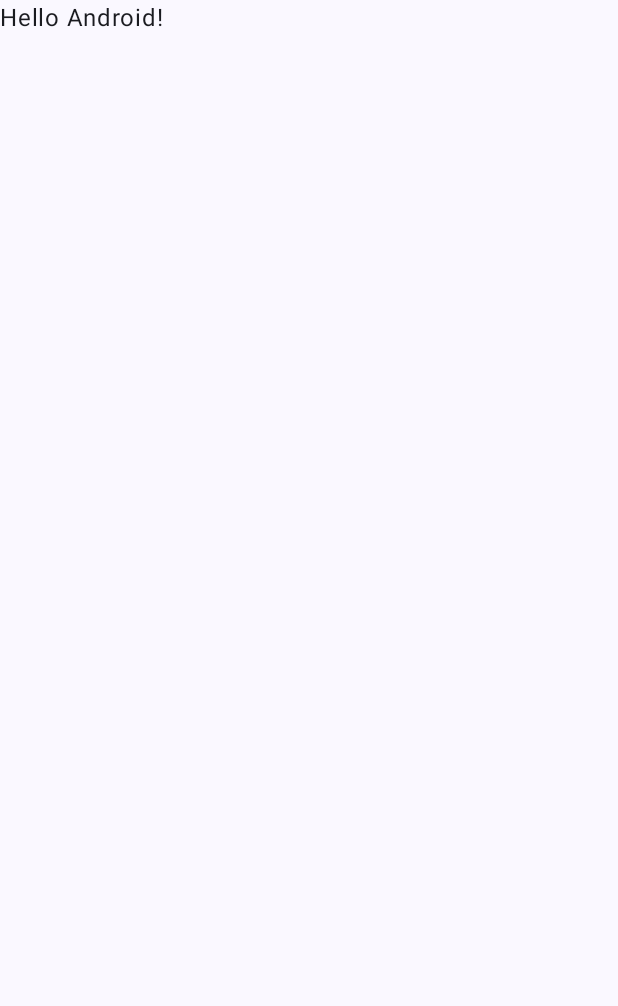
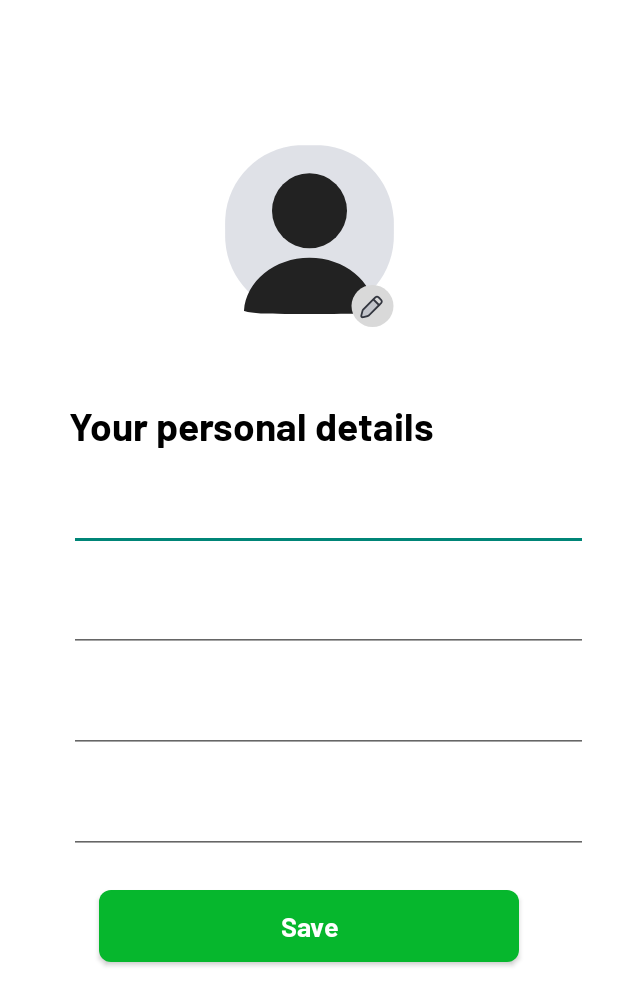
Before and after one commit to robertbusaru/YouthBuddyApp, an Android app built with Jetpack Compose: the screen it shows after launch (MainActivity before the commit, PersonalDetailsActivity after it), on a phone screen of 412 x 824 dp. Before the commit the part shown is almost empty. Shown: the top 1006 px of the screen. Run offline under Robolectric (Android 15) with nearby library versions, the phone set to English and light mode, and no system bars.

Commit message:
personal details screen

```diff
--- /dev/null
+++ b/app/src/main/java/com/example/youthbuddyapp/PersonalDetailsActivity.kt
@@ -0,0 +1,11 @@
+package com.example.youthbuddyapp
+
+import androidx.appcompat.app.AppCompatActivity
+import android.os.Bundle
+
+class PersonalDetailsActivity : AppCompatActivity() {
+    override fun onCreate(savedInstanceState: Bundle?) {
+        super.onCreate(savedInstanceState)
+        setContentView(R.layout.activity_personal_details)
+    }
+}
--- /dev/null
+++ b/app/src/main/res/drawable/green_button.xml
@@ -0,0 +1,15 @@
+<?xml version="1.0" encoding="utf-8" ?>
+<selector xmlns:android="http://schemas.android.com/apk/res/android">
+    <item android:state_pressed="true">
+        <shape android:shape="rectangle">
+            <solid android:color="@color/green_button" />
+            <corners android:radius="@dimen/corner_radius" />
+        </shape>
+    </item>
+    <item>
+        <shape android:shape="rectangle">
+            <solid android:color="@color/green_button" />
+            <corners android:radius="@dimen/corner_radius" />
+        </shape>
+    </item>
+</selector>
--- /dev/null
+++ b/app/src/main/res/drawable/user_cicrle_duotone.xml
@@ -0,0 +1,43 @@
+<vector xmlns:android="http://schemas.android.com/apk/res/android"
+    android:width="150dp"
+    android:height="150dp"
+    android:viewportWidth="150"
+    android:viewportHeight="150">
+  <path
+      android:pathData="M0,0h150v150h-150z"
+      android:fillColor="#ffffff"/>
+  <path
+      android:pathData="M-1290,-290h12929v4415h-12929z"
+      android:fillColor="#BEFF6C"/>
+  <path
+      android:pathData="M-131,-79h412v732h-412z"
+      android:fillColor="#ffffff"/>
+  <path
+      android:pathData="M18.75,75C18.75,71.05 18.75,69.08 18.86,67.41C20.53,41.32 41.32,20.53 67.41,18.86C69.08,18.75 71.05,18.75 75,18.75C78.95,18.75 80.92,18.75 82.59,18.86C108.68,20.53 129.47,41.32 131.14,67.41C131.25,69.08 131.25,71.05 131.25,75C131.25,78.95 131.25,80.92 131.14,82.59C129.47,108.68 108.68,129.47 82.59,131.14C80.92,131.25 78.95,131.25 75,131.25C71.05,131.25 69.08,131.25 67.41,131.14C41.32,129.47 20.53,108.68 18.86,82.59C18.75,80.92 18.75,78.95 18.75,75Z"
+      android:fillColor="#7E869E"
+      android:fillAlpha="0.25"/>
+  <path
+      android:pathData="M75,62.5m-25,0a25,25 0,1 1,50 0a25,25 0,1 1,-50 0"
+      android:fillColor="#222222"/>
+  <path
+      android:pathData="M118.68,129.15C118.69,129.26 118.62,129.37 118.51,129.4C112.57,131.25 104.1,131.25 91.25,131.25H58.75C45.91,131.25 37.44,131.25 31.49,129.4C31.38,129.37 31.31,129.26 31.32,129.15C32.59,109.41 51.66,93.75 75,93.75C98.34,93.75 117.41,109.41 118.68,129.15Z"
+      android:fillColor="#222222"
+      android:fillType="evenOdd"/>
+  <path
+      android:pathData="M117,126m-14,0a14,14 0,1 1,28 0a14,14 0,1 1,-28 0"
+      android:fillColor="#D9D9D9"/>
+  <path
+      android:pathData="M117.5,121.5L110.93,128.07C110.72,128.28 110.61,128.39 110.54,128.52C110.47,128.65 110.44,128.8 110.38,129.09L109.65,132.76C109.58,133.1 109.55,133.26 109.64,133.36C109.74,133.45 109.9,133.42 110.24,133.35L113.91,132.62C114.2,132.56 114.35,132.53 114.48,132.46C114.61,132.39 114.72,132.28 114.93,132.07L121.5,125.5L117.5,121.5Z"
+      android:fillColor="#7E869E"
+      android:fillAlpha="0.25"/>
+  <path
+      android:pathData="M110.95,133.38L110.95,133.38L110.98,133.37L110.98,133.37L113.61,132.72C113.62,132.71 113.64,132.71 113.66,132.7C113.88,132.65 114.09,132.6 114.28,132.49C114.47,132.38 114.62,132.23 114.78,132.07C114.79,132.06 114.8,132.04 114.82,132.03L122.01,124.84L122.01,124.84L122.04,124.81C122.35,124.5 122.62,124.23 122.81,123.98C123.02,123.71 123.19,123.39 123.19,123C123.19,122.61 123.02,122.29 122.81,122.02C122.62,121.77 122.35,121.5 122.04,121.19L122.01,121.16L121.84,120.99L121.81,120.96C121.5,120.65 121.23,120.38 120.98,120.19C120.71,119.98 120.39,119.81 120,119.81C119.61,119.81 119.29,119.98 119.02,120.19C118.77,120.38 118.5,120.65 118.19,120.96L118.16,120.99L110.97,128.18C110.96,128.2 110.94,128.21 110.93,128.22C110.77,128.38 110.62,128.53 110.51,128.72C110.4,128.91 110.35,129.13 110.3,129.34C110.29,129.36 110.29,129.38 110.28,129.39L109.62,132.05C109.62,132.06 109.61,132.07 109.61,132.07C109.57,132.23 109.53,132.4 109.52,132.55C109.5,132.72 109.5,133.02 109.74,133.26C109.98,133.5 110.28,133.5 110.45,133.48C110.6,133.47 110.77,133.43 110.93,133.39C110.93,133.38 110.94,133.38 110.95,133.38Z"
+      android:strokeWidth="1.2"
+      android:fillColor="#00000000"
+      android:strokeColor="#33363F"/>
+  <path
+      android:pathData="M117.5,121.5L121.5,125.5"
+      android:strokeWidth="1.2"
+      android:fillColor="#00000000"
+      android:strokeColor="#33363F"/>
+</vector>
--- /dev/null
+++ b/app/src/main/res/layout/activity_personal_details.xml
@@ -0,0 +1,115 @@
+<?xml version="1.0" encoding="utf-8"?>
+<androidx.constraintlayout.widget.ConstraintLayout xmlns:android="http://schemas.android.com/apk/res/android"
+    xmlns:app="http://schemas.android.com/apk/res-auto"
+    xmlns:tools="http://schemas.android.com/tools"
+    android:layout_width="match_parent"
+    android:layout_height="match_parent"
+    android:background="@color/white"
+    tools:context=".PersonalDetailsActivity">
+
+    <ImageView
+        android:id="@+id/imageView"
+        android:layout_width="wrap_content"
+        android:layout_height="wrap_content"
+        android:layout_marginTop="78dp"
+        app:layout_constraintEnd_toEndOf="parent"
+        app:layout_constraintStart_toStartOf="parent"
+        app:layout_constraintTop_toTopOf="parent"
+        app:srcCompat="@drawable/user_cicrle_duotone"
+        android:contentDescription="@string/profile_image" />
+
+    <TextView
+        android:id="@+id/textView"
+        style="@style/BoldTitle"
+        android:layout_width="wrap_content"
+        android:layout_height="wrap_content"
+        android:layout_marginStart="46dp"
+        android:layout_marginTop="37dp"
+        android:text="@string/your_personal_details"
+        app:layout_constraintStart_toStartOf="parent"
+        app:layout_constraintTop_toBottomOf="@+id/imageView" />
+
+    <com.google.android.material.textfield.TextInputLayout
+        android:id="@+id/fullNameTextInputLayout"
+        android:layout_width="match_parent"
+        android:layout_height="wrap_content"
+        android:layout_marginStart="46dp"
+        android:layout_marginTop="11dp"
+        android:layout_marginEnd="20dp"
+        app:layout_constraintEnd_toEndOf="parent"
+        app:layout_constraintStart_toStartOf="parent"
+        app:layout_constraintTop_toBottomOf="@+id/textView">
+
+        <com.google.android.material.textfield.TextInputEditText
+            android:layout_width="match_parent"
+            android:layout_height="match_parent" />
+
+    </com.google.android.material.textfield.TextInputLayout>
+
+
+    <com.google.android.material.textfield.TextInputLayout
+        android:id="@+id/emailTextInputLayout"
+        android:layout_width="match_parent"
+        android:layout_height="wrap_content"
+        android:layout_marginStart="46dp"
+        android:layout_marginTop="11dp"
+        android:layout_marginEnd="20dp"
+        app:layout_constraintEnd_toEndOf="parent"
+        app:layout_constraintStart_toStartOf="parent"
+        app:layout_constraintTop_toBottomOf="@+id/fullNameTextInputLayout">
+
+        <com.google.android.material.textfield.TextInputEditText
+            android:layout_width="match_parent"
+            android:layout_height="match_parent" />
+
+    </com.google.android.material.textfield.TextInputLayout>
+
+
+    <com.google.android.material.textfield.TextInputLayout
+        android:id="@+id/phoneNumberTextInputLayout"
+        android:layout_width="match_parent"
+        android:layout_height="wrap_content"
+        android:layout_marginStart="46dp"
+        android:layout_marginTop="11dp"
+        android:layout_marginEnd="20dp"
+        app:layout_constraintEnd_toEndOf="parent"
+        app:layout_constraintStart_toStartOf="parent"
+        app:layout_constraintTop_toBottomOf="@+id/emailTextInputLayout">
+
+        <com.google.android.material.textfield.TextInputEditText
+            android:layout_width="match_parent"
+            android:layout_height="match_parent" />
+
+    </com.google.android.material.textfield.TextInputLayout>
+
+
+    <com.google.android.material.textfield.TextInputLayout
+        android:id="@+id/uploadCvTextInputLayout"
+        android:layout_width="match_parent"
+        android:layout_height="wrap_content"
+        android:layout_marginStart="46dp"
+        android:layout_marginTop="11dp"
+        android:layout_marginEnd="20dp"
+        app:layout_constraintEnd_toEndOf="parent"
+        app:layout_constraintStart_toStartOf="parent"
+        app:layout_constraintTop_toBottomOf="@+id/phoneNumberTextInputLayout">
+
+        <com.google.android.material.textfield.TextInputEditText
+            android:layout_width="match_parent"
+            android:layout_height="match_parent" />
+
+    </com.google.android.material.textfield.TextInputLayout>
+
+    <androidx.appcompat.widget.AppCompatButton
+        android:layout_width="match_parent"
+        android:layout_height="wrap_content"
+        android:layout_marginStart="66dp"
+        android:layout_marginTop="24dp"
+        android:layout_marginEnd="66dp"
+        android:text="@string/save"
+        style="@style/GreenButton"
+        app:layout_constraintEnd_toEndOf="parent"
+        app:layout_constraintStart_toStartOf="parent"
+        app:layout_constraintTop_toBottomOf="@+id/uploadCvTextInputLayout" />
+
+</androidx.constraintlayout.widget.ConstraintLayout>
--- a/app/src/main/res/values/colors.xml
+++ b/app/src/main/res/values/colors.xml
@@ -7,4 +7,5 @@
     <color name="teal_700">#FF018786</color>
     <color name="black">#FF000000</color>
     <color name="white">#FFFFFFFF</color>
+    <color name="green_button">#06B72D</color>
 </resources>
--- /dev/null
+++ b/app/src/main/res/values/dimensions.xml
@@ -0,0 +1,5 @@
+<?xml version="1.0" encoding="utf-8"?>
+<resources>
+    <dimen name="corner_radius">8dp</dimen>
+    <dimen name="text_margin">16dp</dimen>
+</resources>
--- a/app/src/main/res/values/strings.xml
+++ b/app/src/main/res/values/strings.xml
@@ -1,3 +1,7 @@
 <resources>
     <string name="app_name">YouthBuddyApp</string>
+    <string name="hello_blank_fragment">Hello blank fragment</string>
+    <string name="your_personal_details">Your personal details</string>
+    <string name="profile_image">Profile image</string>
+    <string name="save">Save</string>
 </resources>
--- /dev/null
+++ b/app/src/main/res/values/styles.xml
@@ -0,0 +1,16 @@
+<?xml version="1.0" encoding="utf-8"?>
+<resources>
+    <style name="BoldTitle">
+        <item name="android:textSize">26sp</item>
+        <item name="android:textColor">@color/black</item>
+        <item name="android:fontFamily">@font/barlow_bold</item>
+    </style>
+
+    <style name="GreenButton">
+        <item name="android:background">@drawable/green_button</item>
+        <item name="android:textColor">@color/white</item>
+        <item name="android:fontFamily">@font/barlow_bold</item>
+        <item name="android:textSize">18sp</item>
+        <item name="android:textAllCaps">false</item>
+    </style>
+</resources>
--- a/build.gradle.kts
+++ b/build.gradle.kts
@@ -1,5 +1,5 @@
 // Top-level build file where you can add configuration options common to all sub-projects/modules.
 plugins {
-    id("com.android.application") version "8.1.0" apply false
+    id("com.android.application") version "8.1.2" apply false
     id("org.jetbrains.kotlin.android") version "1.8.10" apply false
 }
```
Also changed, not shown: app/build.gradle.kts (+7 -3 lines), app/src/main/AndroidManifest.xml (+5 -3 lines), app/src/main/res/font/Barlow/OFL.txt (added, +93 -0 lines), app/src/main/res/font/barlow-font/OFL.txt (added, +93 -0 lines), app/src/main/res/font/barlow_black.ttf (added), app/src/main/res/font/barlow_bold.ttf (added), app/src/main/res/font/barlow_italic.ttf (added).
